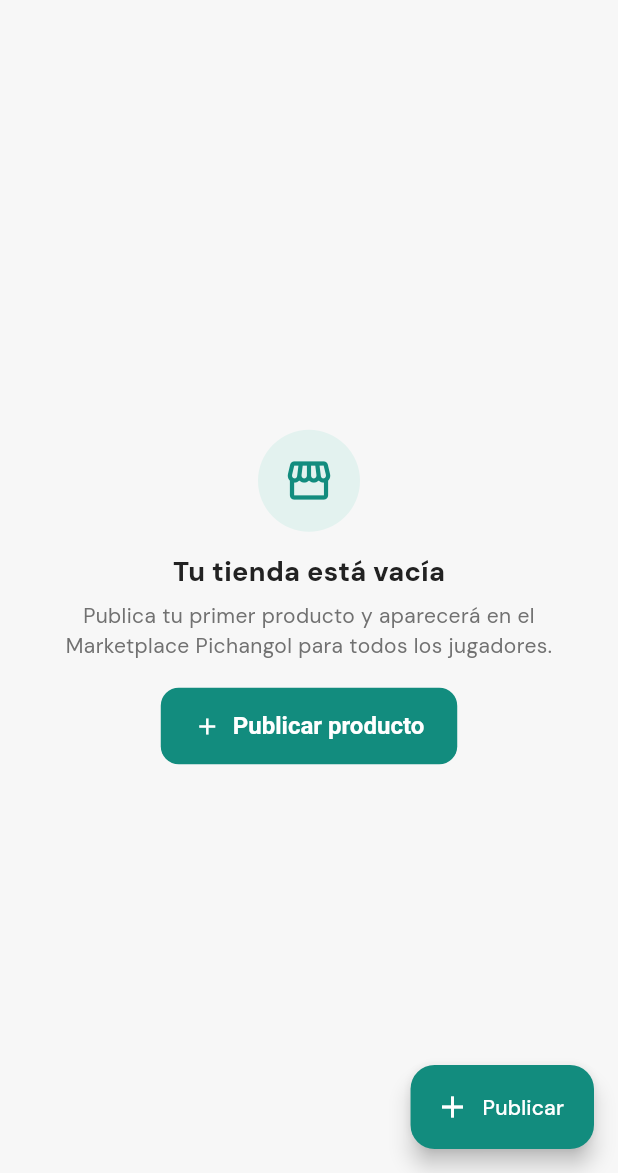
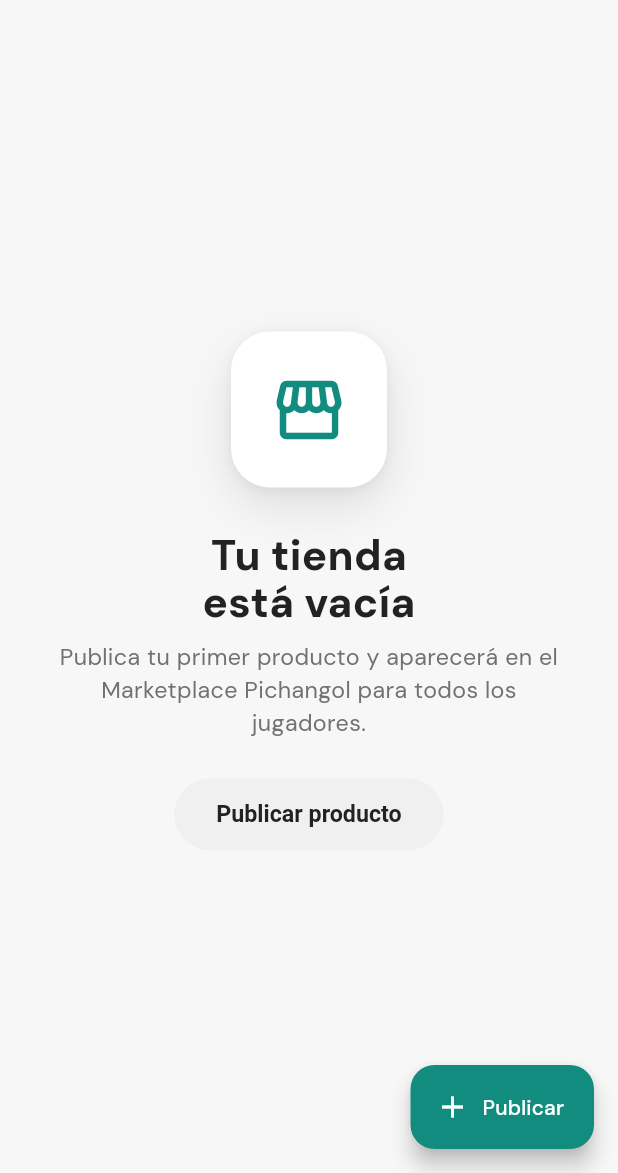
Before and after one commit to dcalagua/canchas-app-lima, a Flutter app: the MisProductosScreen screen opened directly, on a phone screen of 412 x 824 dp, the part 63-1236 px from its top. Run offline on Flutter 3.47's test engine with Material 3 defaults, Android fonts, the phone set to English and light mode, and no system bars; our stand-ins replace audioplayers, cached_network_image, file_picker, firebase_core, firebase_messaging, flutter_cache_manager and 19 more; missing offline and left inert: android_intent_plus, flutter_callkit_incoming, flutter_webrtc, google_mlkit_text_recognition, record; accounts and stored records are empty.

Commit message:
Estados vacíos estilo Airbnb en el modo anfitrión
Nuevo widget compartido VacioAirbnb (lib/widgets/vacio_airbnb.dart): ícono
'flotante' en tarjeta blanca con sombra suave (equivale a la ilustración de
Airbnb), título grande y amable en dos líneas, subtítulo tenue y CTA pill
gris (como 'Completa tu anuncio'). Aplicado a los vacíos de:
- Mis canchas ('Aún no registras ninguna cancha' + Registrar mi local)
- Reservas del dueño ('No tienes ninguna reserva')
- Clientes (sin clientes / búsqueda sin resultados)
- Mi academia ('Aún no tienes una academia' + Crear mi academia)
- Campeonatos ('Aún no hay campeonatos' + Crear campeonato con candado Pro)
- Mi tienda ('Tu tienda está vacía' + Publicar producto)

Co-Authored-By: Claude <noreply@anthropic.com>

```diff
--- a/lib/screens/mis_productos_screen.dart
+++ b/lib/screens/mis_productos_screen.dart
@@ -7,6 +7,7 @@ import '../theme.dart';
 import '../widgets/dialogo_pichangol.dart';
 import '../widgets/cargando_pichangol.dart';
 import '../widgets/responsive.dart';
+import '../widgets/vacio_airbnb.dart';
 import 'editar_producto_screen.dart';
 import 'login_google_sheet.dart';
 import 'mis_ordenes_screen.dart';
@@ -163,37 +164,13 @@ class _MisProductosScreenState extends State<MisProductosScreen> {
         ),
       );
 
-  Widget _vacio() => Center(
-        child: Padding(
-          padding: const EdgeInsets.all(30),
-          child: Column(
-            mainAxisSize: MainAxisSize.min,
-            children: [
-              const CircleAvatar(
-                  radius: 34,
-                  backgroundColor: limaSuave,
-                  child: Icon(Icons.storefront, color: lima, size: 34)),
-              const SizedBox(height: 14),
-              const Text('Tu tienda está vacía',
-                  style:
-                      TextStyle(fontWeight: FontWeight.w800, fontSize: 18)),
-              const SizedBox(height: 6),
-              const Text(
-                  'Publica tu primer producto y aparecerá en el Marketplace '
-                  'Pichangol para todos los jugadores.',
-                  textAlign: TextAlign.center,
-                  style: TextStyle(color: textoTenue)),
-              const SizedBox(height: 18),
-              FilledButton.icon(
-                style: FilledButton.styleFrom(
-                    backgroundColor: lima, foregroundColor: Colors.white),
-                onPressed: _nuevo,
-                icon: const Icon(Icons.add, size: 18),
-                label: const Text('Publicar producto'),
-              ),
-            ],
-          ),
-        ),
+  Widget _vacio() => VacioAirbnb(
+        icono: Icons.storefront,
+        titulo: 'Tu tienda\nestá vacía',
+        mensaje: 'Publica tu primer producto y aparecerá en el Marketplace '
+            'Pichangol para todos los jugadores.',
+        textoBoton: 'Publicar producto',
+        onBoton: _nuevo,
       );
 }
 
--- /dev/null
+++ b/lib/widgets/vacio_airbnb.dart
@@ -0,0 +1,107 @@
+import 'package:flutter/material.dart';
+
+import '../theme.dart';
+
+/// Estado VACÍO estilo Airbnb — REGLA de UI para todas las secciones del modo
+/// anfitrión (y donde aplique en el jugador): objeto/ícono "flotante" centrado
+/// con sombra suave, título GRANDE y amable, subtítulo tenue y botón pill gris
+/// (como "Completa tu anuncio" de Airbnb). Nada de íconos planos chiquitos ni
+/// botones de color chillón en un vacío.
+class VacioAirbnb extends StatelessWidget {
+  const VacioAirbnb({
+    super.key,
+    required this.icono,
+    required this.titulo,
+    required this.mensaje,
+    this.colorIcono,
+    this.textoBoton,
+    this.onBoton,
+  });
+
+  final IconData icono;
+  final String titulo;
+  final String mensaje;
+
+  /// Color del ícono flotante (por sección, "con vida"). Default: lima.
+  final Color? colorIcono;
+
+  /// CTA opcional (pill gris estilo Airbnb). Sin texto = sin botón.
+  final String? textoBoton;
+  final VoidCallback? onBoton;
+
+  @override
+  Widget build(BuildContext context) {
+    final cs = Theme.of(context).colorScheme;
+    return Center(
+      child: Padding(
+        padding: const EdgeInsets.fromLTRB(28, 32, 28, 40),
+        child: ConstrainedBox(
+          constraints: const BoxConstraints(maxWidth: 420),
+          child: Column(
+            mainAxisSize: MainAxisSize.min,
+            children: [
+              // "Objeto" flotante: tarjeta blanca con sombra suave y el ícono
+              // de la sección en color (equivale a la ilustración 3D de Airbnb).
+              Container(
+                width: 104,
+                height: 104,
+                decoration: BoxDecoration(
+                  color: cs.surface,
+                  borderRadius: BorderRadius.circular(26),
+                  boxShadow: const [
+                    BoxShadow(
+                        color: Color(0x1A000000),
+                        blurRadius: 26,
+                        offset: Offset(0, 12)),
+                    BoxShadow(
+                        color: Color(0x0D000000),
+                        blurRadius: 6,
+                        offset: Offset(0, 2)),
+                  ],
+                ),
+                child: Icon(icono, size: 52, color: colorIcono ?? lima),
+              ),
+              const SizedBox(height: 30),
+              Text(
+                titulo,
+                textAlign: TextAlign.center,
+                style: TextStyle(
+                    fontSize: 28,
+                    fontWeight: FontWeight.w800,
+                    height: 1.12,
+                    color: cs.onSurface),
+              ),
+              const SizedBox(height: 10),
+              Text(
+                mensaje,
+                textAlign: TextAlign.center,
+                style: TextStyle(
+                    fontSize: 15.5,
+                    height: 1.4,
+                    color: textoTenueDe(context)),
+              ),
+              if (textoBoton != null) ...[
+                const SizedBox(height: 26),
+                FilledButton(
+                  style: FilledButton.styleFrom(
+                    backgroundColor: const Color(0xFFF0F0F0),
+                    foregroundColor: cs.onSurface,
+                    elevation: 0,
+                    padding: const EdgeInsets.symmetric(
+                        horizontal: 28, vertical: 15),
+                    shape: RoundedRectangleBorder(
+                        borderRadius: BorderRadius.circular(999)),
+                  ),
+                  onPressed: onBoton,
+                  child: Text(textoBoton!,
+                      style: const TextStyle(
+                          fontWeight: FontWeight.w700, fontSize: 15.5)),
+                ),
+              ],
+            ],
+          ),
+        ),
+      ),
+    );
+  }
+}
```
Also changed, not shown: lib/screens/campeonatos_screen.dart (+23 -23 lines), lib/screens/clientes_screen.dart (+11 -27 lines), lib/screens/mi_academia_screen.dart (+10 -27 lines), lib/screens/mis_canchas_screen.dart (+9 -31 lines), lib/screens/reservas_dueno_screen.dart (+6 -21 lines).
